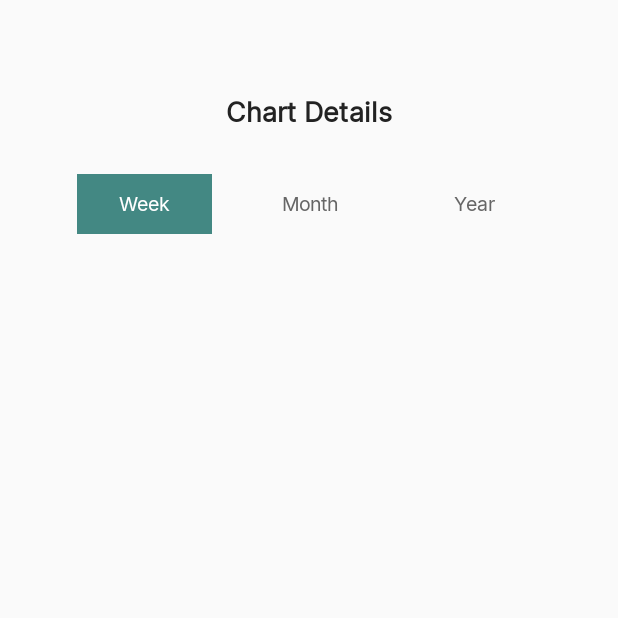
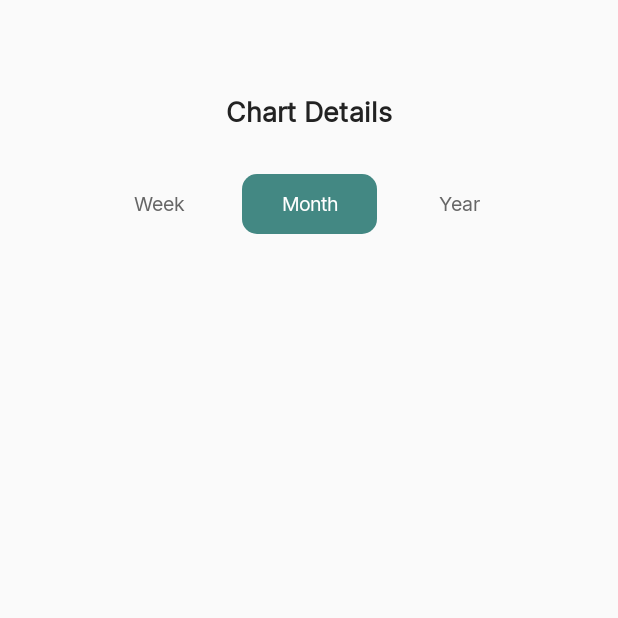
Before and after one commit to winstonnnn/MyPocket, an Android app built with Jetpack Compose: the screen it shows after launch (MainActivity), after a tap on "Month", on a phone screen of 412 x 824 dp, the top half of it. Run offline under Robolectric (Android 15) with nearby library versions, the phone set to English and light mode, and no system bars.

Commit message:
feature: Added the animation for AnimatedTabIndicator

```diff
--- a/app/src/main/java/com/pocket/mypocket/ui/screens/chart/components/ChartDatePeriodTabs.kt
+++ b/app/src/main/java/com/pocket/mypocket/ui/screens/chart/components/ChartDatePeriodTabs.kt
@@ -1,7 +1,7 @@
 package com.pocket.mypocket.ui.screens.chart.components
 
-import androidx.compose.foundation.background
 import androidx.compose.foundation.clickable
+import androidx.compose.foundation.interaction.MutableInteractionSource
 import androidx.compose.foundation.layout.Arrangement
 import androidx.compose.foundation.layout.Box
 import androidx.compose.foundation.layout.Row
@@ -10,39 +10,48 @@ import androidx.compose.foundation.layout.width
 import androidx.compose.foundation.layout.wrapContentWidth
 import androidx.compose.material3.Text
 import androidx.compose.runtime.Composable
+import androidx.compose.runtime.getValue
+import androidx.compose.runtime.mutableIntStateOf
+import androidx.compose.runtime.remember
+import androidx.compose.runtime.setValue
 import androidx.compose.ui.Alignment
 import androidx.compose.ui.Modifier
-import androidx.compose.ui.graphics.Color
 import androidx.compose.ui.text.style.TextAlign
 import androidx.compose.ui.unit.dp
 import androidx.compose.ui.unit.sp
+import com.pocket.mypocket.ui.screens.common.AnimatedTabIndicator
 import com.pocket.mypocket.ui.theme.ChartTabSelectedTextColor
 import com.pocket.mypocket.ui.theme.ChartTabUnSelectedTextColor
-import com.pocket.mypocket.ui.theme.Green100
 import com.pocket.mypocket.ui.theme.regularStyle
 
 @Composable
 fun ChartDatePeriodTabs(modifier: Modifier = Modifier) {
+    val tabWidth = 90.dp
+    val tabsSpaceBetween = 10.dp
     val items = DatePeriod.entries
-    val selectedTab = items[0]
+    var selectedTab by remember { mutableIntStateOf(0) }
 
     Box(
         modifier = modifier
             .wrapContentWidth()
             .height(40.dp)
     ) {
-        //TODO(indicator)
+        AnimatedTabIndicator(
+            tabWidth = tabWidth,
+            tabsSpaceBetween = tabsSpaceBetween,
+            selectedTab = selectedTab
+        )
 
         Row(
             verticalAlignment = Alignment.CenterVertically,
-            horizontalArrangement = Arrangement.spacedBy(20.dp)
+            horizontalArrangement = Arrangement.spacedBy(tabsSpaceBetween)
         ) {
-            items.forEach { datePeriod ->
+            items.forEachIndexed { index, datePeriod ->
                 TabItem(
                     text = datePeriod.datePeriodName,
-                    isSelected = datePeriod == selectedTab,
+                    isSelected = index == selectedTab,
                     onItemClick = {
-
+                        selectedTab = index
                     }
                 )
             }
@@ -61,8 +70,10 @@ private fun TabItem(
         modifier = modifier
             .height(40.dp)
             .width(90.dp)
-            .clickable { onItemClick() }
-            .background(color = if (isSelected) Green100 else Color.Transparent),
+            .clickable(
+                indication = null,
+                interactionSource = remember { MutableInteractionSource() }
+            ) { onItemClick() },
         contentAlignment = Alignment.Center
     ) {
         Text(
--- /dev/null
+++ b/app/src/main/java/com/pocket/mypocket/ui/screens/common/AnimatedTabIndicator.kt
@@ -0,0 +1,48 @@
+package com.pocket.mypocket.ui.screens.common
+
+import androidx.compose.animation.core.animateDpAsState
+import androidx.compose.foundation.background
+import androidx.compose.foundation.layout.Box
+import androidx.compose.foundation.layout.fillMaxHeight
+import androidx.compose.foundation.layout.offset
+import androidx.compose.foundation.layout.width
+import androidx.compose.foundation.shape.RoundedCornerShape
+import androidx.compose.runtime.Composable
+import androidx.compose.runtime.getValue
+import androidx.compose.ui.Modifier
+import androidx.compose.ui.unit.Dp
+import androidx.compose.ui.unit.IntOffset
+import androidx.compose.ui.unit.dp
+import com.pocket.mypocket.ui.theme.Green100
+
+/**
+ * AnimatedTabIndicator is an indicator with animation for tab layouts
+ * @param tabWidth width of tab
+ * @param tabsSpaceBetween this is the extra space put between the tabs. Will be added to the tabWidth when calculation the offset
+ * @param selectedTab index of selected tab. To be multiplied to tabWidth
+ */
+@Composable
+fun AnimatedTabIndicator(
+    tabWidth: Dp,
+    tabsSpaceBetween: Dp,
+    selectedTab: Int
+) {
+    val animatedIndicatorOffsetX by animateDpAsState(
+        targetValue = (tabWidth + tabsSpaceBetween) * selectedTab,
+        label = "offset of animation indicator"
+    )
+
+    Box(
+        modifier = Modifier
+            .width(tabWidth)
+            .fillMaxHeight()
+            .offset{
+                IntOffset(animatedIndicatorOffsetX.toPx().toInt(), 0)
+            }
+            .background(
+                color = Green100,
+                shape = RoundedCornerShape(10.dp)
+            )
+
+    )
+}
```
